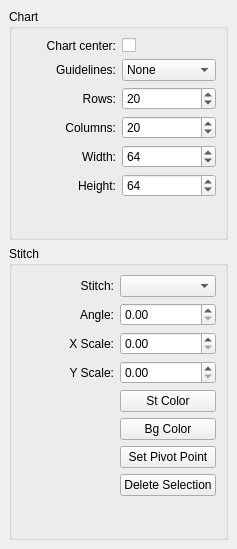
First picture: the form in src/propertiesdock.ui, repository iPenguin/CrochetCharts, before the edit.
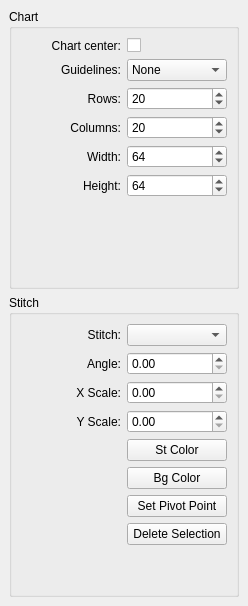
Second picture: the form after the edit.

```diff
--- a/src/propertiesdock.ui
+++ b/src/propertiesdock.ui
@@ -6,8 +6,8 @@
    <rect>
     <x>0</x>
     <y>0</y>
-    <width>237</width>
-    <height>549</height>
+    <width>248</width>
+    <height>606</height>
    </rect>
   </property>
   <property name="windowTitle">
@@ -171,10 +171,10 @@
        <item row="3" column="1">
         <widget class="QSpinBox" name="columns">
          <property name="minimum">
-          <number>1</number>
+          <number>0</number>
          </property>
          <property name="maximum">
-          <number>99999</number>
+          <number>999999999</number>
          </property>
          <property name="value">
           <number>20</number>
@@ -187,7 +187,7 @@
           <number>1</number>
          </property>
          <property name="maximum">
-          <number>99999</number>
+          <number>999999999</number>
          </property>
          <property name="value">
           <number>20</number>
@@ -280,6 +280,12 @@
        </item>
        <item row="4" column="1">
         <widget class="QSpinBox" name="cellWidth">
+         <property name="minimum">
+          <number>1</number>
+         </property>
+         <property name="maximum">
+          <number>999999999</number>
+         </property>
          <property name="value">
           <number>64</number>
          </property>
@@ -287,6 +293,12 @@
        </item>
        <item row="5" column="1">
         <widget class="QSpinBox" name="cellHeight">
+         <property name="minimum">
+          <number>1</number>
+         </property>
+         <property name="maximum">
+          <number>999999999</number>
+         </property>
          <property name="value">
           <number>64</number>
          </property>
```
Left out of the diff: 6 changed lines with no effect on the pictures.
